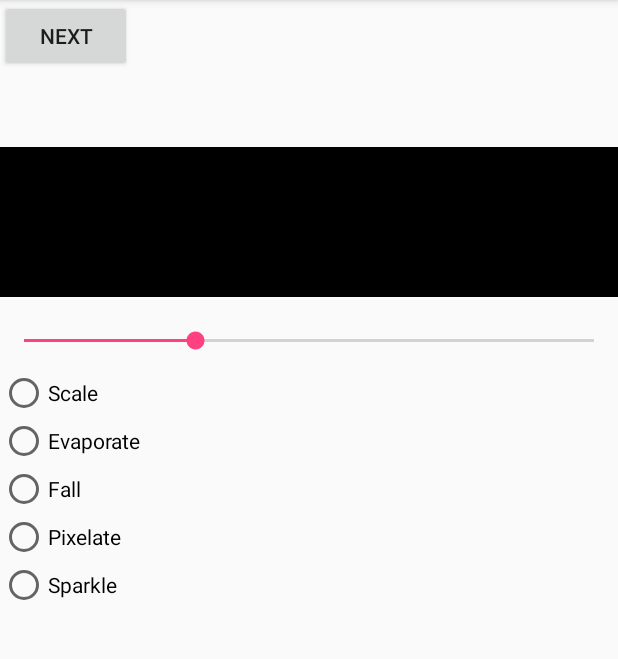
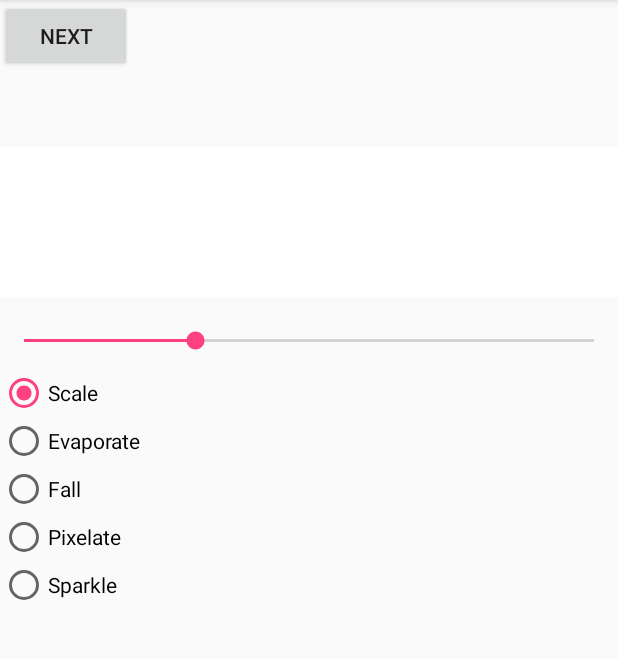
Before and after one commit to hanks-zyh/HTextView, an Android app: the screen it shows after launch (MainActivity), on a phone screen of 412 x 824 dp, the part 84-743 px from its top. Run offline under Robolectric (Android 15) with nearby library versions, the phone set to English and light mode, and no system bars.

Commit message:
add radioGroup to select type, show case

```diff
--- a/app/src/main/java/com/hanks/htextview/example/MainActivity.java
+++ b/app/src/main/java/com/hanks/htextview/example/MainActivity.java
@@ -1,5 +1,6 @@
 package com.hanks.htextview.example;
 
+import android.graphics.Color;
 import android.os.Bundle;
 import android.support.v7.app.AppCompatActivity;
 import android.util.TypedValue;
@@ -67,18 +68,23 @@ public class MainActivity extends AppCompatActivity implements ViewSwitcher.View
             @Override public void onCheckedChanged(RadioGroup group, int checkedId) {
                 switch (checkedId) {
                     case R.id.scale:
+                        text2.setBackgroundColor(Color.WHITE);
                         text2.setAnimateType(new ScaleText());
                         break;
                     case R.id.evaporate:
+                        text2.setBackgroundColor(Color.WHITE);
                         text2.setAnimateType(new EvaporateText());
                         break;
                     case R.id.fall:
+                        text2.setBackgroundColor(Color.WHITE);
                         text2.setAnimateType(new FallText());
                         break;
                     case R.id.pixelate:
+                        text2.setBackgroundColor(Color.WHITE);
                         text2.setAnimateType(new PixelateText());
                         break;
                     case R.id.sparkle:
+                        text2.setBackgroundColor(Color.BLACK);
                         text2.setAnimateType(new SparkleText());
                         break;
                 }
--- a/app/src/main/res/layout/activity_main.xml
+++ b/app/src/main/res/layout/activity_main.xml
@@ -22,7 +22,7 @@
         android:clickable="true"
         android:layout_width="match_parent"
         android:layout_height="100dp"
-        android:background="#000"
+        android:background="#fff"
         android:gravity="center"
         android:textColor="#000"
         android:onClick="onClick"
@@ -44,6 +44,7 @@
         <RadioButton
             android:id="@+id/scale"
             android:text="Scale"
+            android:checked="true"
             android:layout_width="wrap_content"
             android:layout_height="wrap_content"/>
         <RadioButton
```
